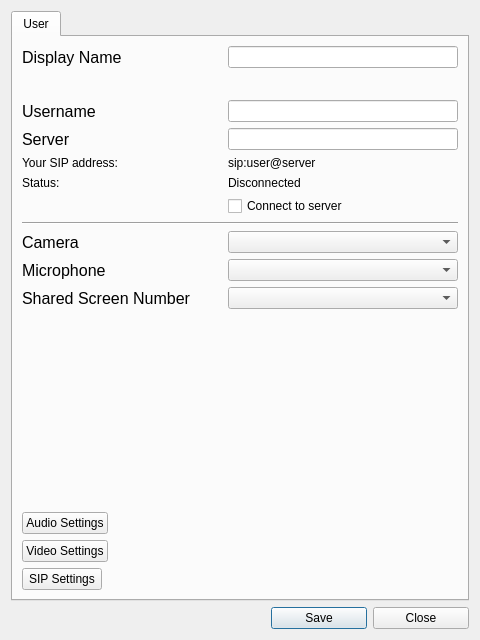
Old version of the form ui/settings.ui in the repository ultravideo/uvgComm.
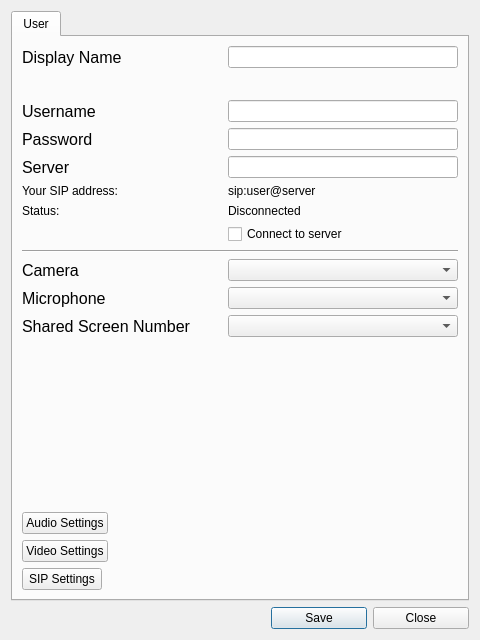
New version of the form.

Patch:
```diff
--- a/ui/settings.ui
+++ b/ui/settings.ui
@@ -156,7 +156,7 @@
          </property>
         </widget>
        </item>
-       <item row="4" column="0">
+       <item row="5" column="0">
         <widget class="QLabel" name="label_server">
          <property name="font">
           <font>
@@ -168,7 +168,7 @@
          </property>
         </widget>
        </item>
-       <item row="4" column="1">
+       <item row="5" column="1">
         <widget class="QLineEdit" name="serverAddress_edit">
          <property name="maximumSize">
           <size>
@@ -181,14 +181,14 @@
          </property>
         </widget>
        </item>
-       <item row="5" column="0">
+       <item row="6" column="0">
         <widget class="QLabel" name="label_sip">
          <property name="text">
           <string>Your SIP address:</string>
          </property>
         </widget>
        </item>
-       <item row="5" column="1">
+       <item row="6" column="1">
         <widget class="QLabel" name="sipAddress">
          <property name="maximumSize">
           <size>
@@ -204,35 +204,35 @@
          </property>
         </widget>
        </item>
-       <item row="6" column="0">
+       <item row="7" column="0">
         <widget class="QLabel" name="label_status">
          <property name="text">
           <string>Status:</string>
          </property>
         </widget>
        </item>
-       <item row="6" column="1">
+       <item row="7" column="1">
         <widget class="QLabel" name="status">
          <property name="text">
           <string>Disconnected</string>
          </property>
         </widget>
        </item>
-       <item row="7" column="1">
+       <item row="8" column="1">
         <widget class="QCheckBox" name="auto_connect_box">
          <property name="text">
           <string>Connect to server</string>
          </property>
         </widget>
        </item>
-       <item row="8" column="0" colspan="2">
+       <item row="9" column="0" colspan="2">
         <widget class="Line" name="line">
          <property name="orientation">
           <enum>Qt::Horizontal</enum>
          </property>
         </widget>
        </item>
-       <item row="10" column="0">
+       <item row="11" column="0">
         <widget class="QLabel" name="label_VideoDevice">
          <property name="font">
           <font>
@@ -244,7 +244,7 @@
          </property>
         </widget>
        </item>
-       <item row="10" column="1">
+       <item row="11" column="1">
         <widget class="QComboBox" name="videoDevice_combo">
          <property name="minimumSize">
           <size>
@@ -260,7 +260,7 @@
          </property>
         </widget>
        </item>
-       <item row="11" column="0">
+       <item row="12" column="0">
         <widget class="QLabel" name="label_audioDevice">
          <property name="font">
           <font>
@@ -272,7 +272,7 @@
          </property>
         </widget>
        </item>
-       <item row="11" column="1">
+       <item row="12" column="1">
         <widget class="QComboBox" name="audioDevice_combo">
          <property name="maximumSize">
           <size>
@@ -282,7 +282,7 @@
          </property>
         </widget>
        </item>
-       <item row="12" column="0">
+       <item row="13" column="0">
         <widget class="QLabel" name="label_share">
          <property name="font">
           <font>
@@ -297,10 +297,10 @@
          </property>
         </widget>
        </item>
-       <item row="12" column="1">
+       <item row="13" column="1">
         <widget class="QComboBox" name="screenDevice_combo"/>
        </item>
-       <item row="13" column="0">
+       <item row="14" column="0">
         <spacer name="horizontalSpacer_2">
          <property name="orientation">
           <enum>Qt::Horizontal</enum>
@@ -313,7 +313,7 @@
          </property>
         </spacer>
        </item>
-       <item row="13" column="1">
+       <item row="14" column="1">
         <spacer name="verticalSpacer_2">
          <property name="orientation">
           <enum>Qt::Vertical</enum>
@@ -326,7 +326,7 @@
          </property>
         </spacer>
        </item>
-       <item row="15" column="0">
+       <item row="16" column="0">
         <widget class="QPushButton" name="video_settings_button">
          <property name="enabled">
           <bool>true</bool>
@@ -336,20 +336,39 @@
          </property>
         </widget>
        </item>
-       <item row="16" column="0">
+       <item row="17" column="0">
         <widget class="QPushButton" name="sip_settings_button">
          <property name="text">
           <string>SIP Settings</string>
          </property>
         </widget>
        </item>
-       <item row="14" column="0">
+       <item row="15" column="0">
         <widget class="QPushButton" name="audio_settings_button">
          <property name="text">
           <string>Audio Settings</string>
          </property>
         </widget>
        </item>
+       <item row="4" column="0">
+        <widget class="QLabel" name="label">
+         <property name="font">
+          <font>
+           <pointsize>12</pointsize>
+          </font>
+         </property>
+         <property name="text">
+          <string>Password</string>
+         </property>
+        </widget>
+       </item>
+       <item row="4" column="1">
+        <widget class="QLineEdit" name="passwd_edit">
+         <property name="echoMode">
+          <enum>QLineEdit::Password</enum>
+         </property>
+        </widget>
+       </item>
       </layout>
      </widget>
     </widget>
```
